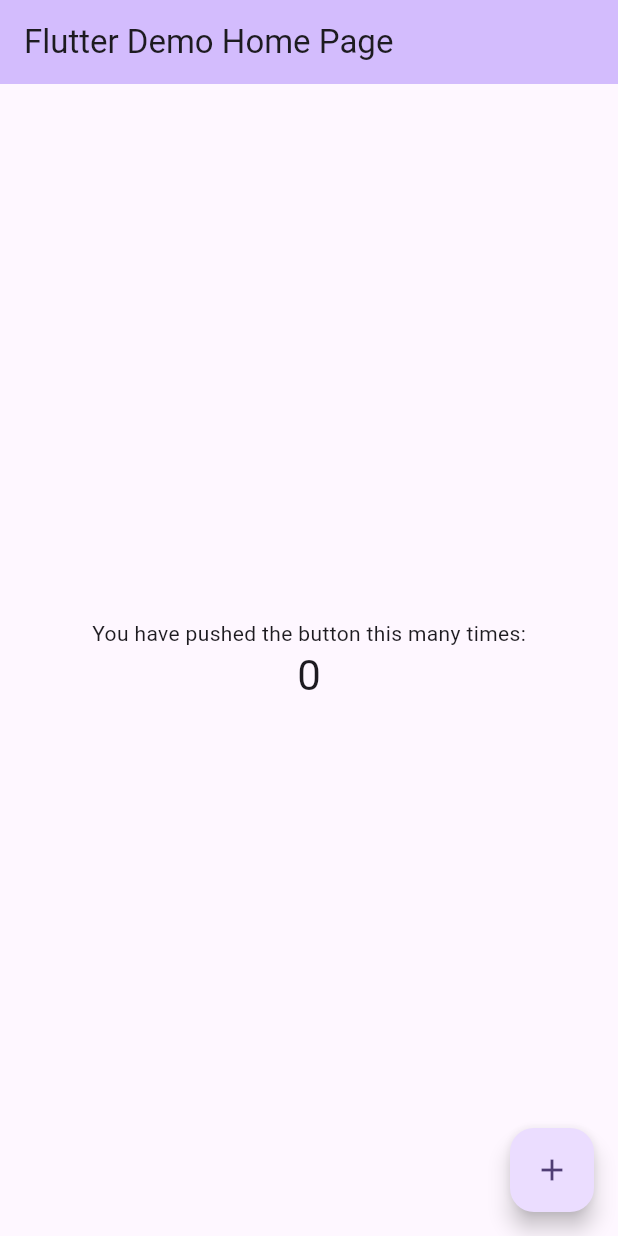
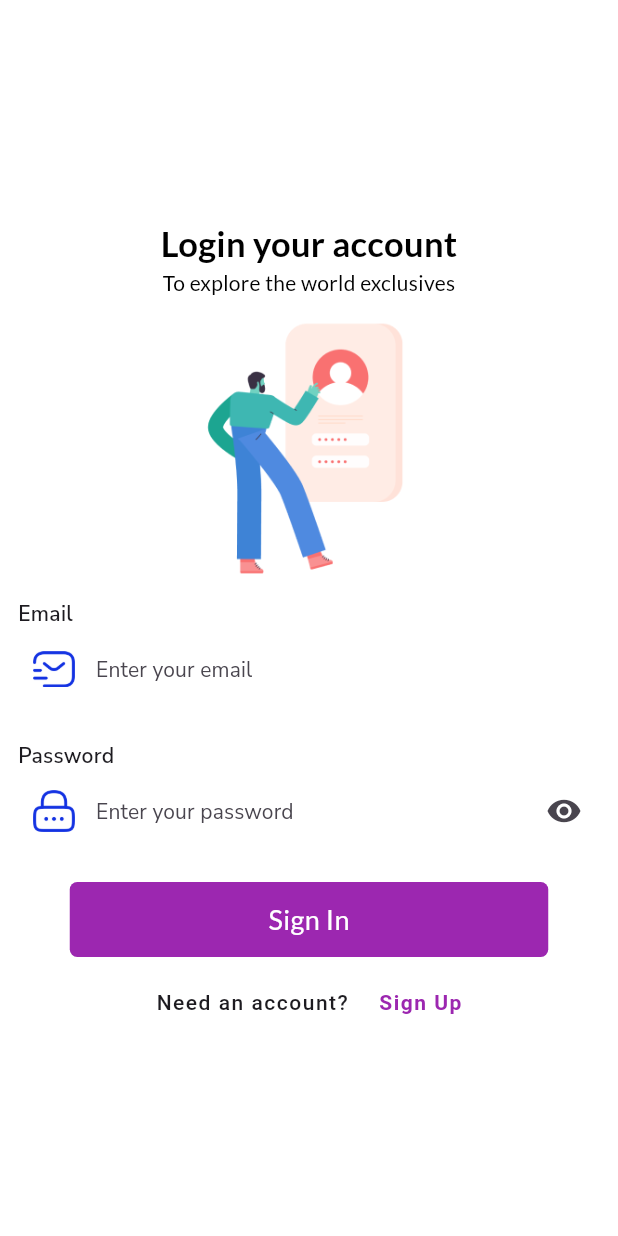
Before and after one commit to theplayernumberzero/Flutter_Multi_Store_App, a Flutter app: the screen it shows after launch, on a phone screen of 412 x 824 dp. Run offline on Flutter 3.47's test engine with Material 3 defaults, Android fonts, the phone set to English and light mode, and no system bars; our stand-ins replace google_fonts.

Commit message:
Authentication UI added

```diff
--- a/mac_store_app/lib/main.dart
+++ b/mac_store_app/lib/main.dart
@@ -1,4 +1,5 @@
 import 'package:flutter/material.dart';
+import 'package:mac_store_app/views/screens/authentication_screens/login_screen.dart';
 
 void main() {
   runApp(const MyApp());
@@ -11,115 +12,12 @@ class MyApp extends StatelessWidget {
   @override
   Widget build(BuildContext context) {
     return MaterialApp(
-      title: 'Flutter Demo',
-      theme: ThemeData(
-        // This is the theme of your application.
-        //
-        // TRY THIS: Try running your application with "flutter run". You'll see
-        // the application has a purple toolbar. Then, without quitting the app,
-        // try changing the seedColor in the colorScheme below to Colors.green
-        // and then invoke "hot reload" (save your changes or press the "hot
-        // reload" button in a Flutter-supported IDE, or press "r" if you used
-        // the command line to start the app).
-        //
-        // Notice that the counter didn't reset back to zero; the application
-        // state is not lost during the reload. To reset the state, use hot
-        // restart instead.
-        //
-        // This works for code too, not just values: Most code changes can be
-        // tested with just a hot reload.
-        colorScheme: ColorScheme.fromSeed(seedColor: Colors.deepPurple),
-        useMaterial3: true,
-      ),
-      home: const MyHomePage(title: 'Flutter Demo Home Page'),
-    );
+        title: 'Flutter Demo',
+        debugShowCheckedModeBanner: false,
+        theme: ThemeData(
+          colorScheme: ColorScheme.fromSeed(seedColor: Colors.deepPurple),
+          useMaterial3: true,
+        ),
+        home: LoginScreen());
   }
 }
-
-class MyHomePage extends StatefulWidget {
-  const MyHomePage({super.key, required this.title});
-
-  // This widget is the home page of your application. It is stateful, meaning
-  // that it has a State object (defined below) that contains fields that affect
-  // how it looks.
-
-  // This class is the configuration for the state. It holds the values (in this
-  // case the title) provided by the parent (in this case the App widget) and
-  // used by the build method of the State. Fields in a Widget subclass are
-  // always marked "final".
-
-  final String title;
-
-  @override
-  State<MyHomePage> createState() => _MyHomePageState();
-}
-
-class _MyHomePageState extends State<MyHomePage> {
-  int _counter = 0;
-
-  void _incrementCounter() {
-    setState(() {
-      // This call to setState tells the Flutter framework that something has
-      // changed in this State, which causes it to rerun the build method below
-      // so that the display can reflect the updated values. If we changed
-      // _counter without calling setState(), then the build method would not be
-      // called again, and so nothing would appear to happen.
-      _counter++;
-    });
-  }
-
-  @override
-  Widget build(BuildContext context) {
-    // This method is rerun every time setState is called, for instance as done
-    // by the _incrementCounter method above.
-    //
-    // The Flutter framework has been optimized to make rerunning build methods
-    // fast, so that you can just rebuild anything that needs updating rather
-    // than having to individually change instances of widgets.
-    return Scaffold(
-      appBar: AppBar(
-        // TRY THIS: Try changing the color here to a specific color (to
-        // Colors.amber, perhaps?) and trigger a hot reload to see the AppBar
-        // change color while the other colors stay the same.
-        backgroundColor: Theme.of(context).colorScheme.inversePrimary,
-        // Here we take the value from the MyHomePage object that was created by
-        // the App.build method, and use it to set our appbar title.
-        title: Text(widget.title),
-      ),
-      body: Center(
-        // Center is a layout widget. It takes a single child and positions it
-        // in the middle of the parent.
-        child: Column(
-          // Column is also a layout widget. It takes a list of children and
-          // arranges them vertically. By default, it sizes itself to fit its
-          // children horizontally, and tries to be as tall as its parent.
-          //
-          // Column has various properties to control how it sizes itself and
-          // how it positions its children. Here we use mainAxisAlignment to
-          // center the children vertically; the main axis here is the vertical
-          // axis because Columns are vertical (the cross axis would be
-          // horizontal).
-          //
-          // TRY THIS: Invoke "debug painting" (choose the "Toggle Debug Paint"
-          // action in the IDE, or press "p" in the console), to see the
-          // wireframe for each widget.
-          mainAxisAlignment: MainAxisAlignment.center,
-          children: <Widget>[
-            const Text(
-              'You have pushed the button this many times:',
-            ),
-            Text(
-              '$_counter',
-              style: Theme.of(context).textTheme.headlineMedium,
-            ),
-          ],
-        ),
-      ),
-      floatingActionButton: FloatingActionButton(
-        onPressed: _incrementCounter,
-        tooltip: 'Increment',
-        child: const Icon(Icons.add),
-      ), // This trailing comma makes auto-formatting nicer for build methods.
-    );
-  }
-}
--- /dev/null
+++ b/mac_store_app/lib/views/screens/authentication_screens/login_screen.dart
@@ -0,0 +1,150 @@
+import 'package:flutter/material.dart';
+import 'package:google_fonts/google_fonts.dart';
+import 'package:mac_store_app/views/screens/authentication_screens/register_screen.dart';
+
+class LoginScreen extends StatelessWidget {
+  const LoginScreen({super.key});
+
+  @override
+  Widget build(BuildContext context) {
+    return Scaffold(
+      backgroundColor: Colors.white.withOpacity(0.95),
+      body: Padding(
+        padding: const EdgeInsets.all(12.0),
+        child: Center(
+          //horizontally centered
+          child: Column(
+            mainAxisAlignment: MainAxisAlignment.center,
+            children: [
+              Text(
+                "Login your account",
+                style: GoogleFonts.getFont(
+                    //Font proporty as first parameter
+                    'Lato',
+                    color: Colors.black,
+                    fontWeight: FontWeight.bold,
+                    letterSpacing: 0.2,
+                    fontSize: 23),
+              ),
+              Text(
+                "To explore the world exclusives",
+                style: GoogleFonts.getFont('Lato',
+                    color: Colors.black, fontSize: 14, letterSpacing: 0.2),
+              ),
+              Image.asset(
+                "assets/images/Illustration.png",
+                width: 200,
+                height: 200,
+              ),
+              Align(
+                alignment: Alignment.topLeft,
+                child: Text(
+                  "Email",
+                  style: GoogleFonts.getFont('Nunito Sans',
+                      fontWeight: FontWeight.w600, letterSpacing: 0.2),
+                ),
+              ),
+              TextFormField(
+                decoration: InputDecoration(
+                    fillColor: Colors.white,
+                    filled: true,
+                    border: OutlineInputBorder(
+                        borderRadius: BorderRadius.circular(9)),
+                    focusedBorder: InputBorder.none,
+                    enabledBorder: InputBorder.none,
+                    labelText: "Enter your email",
+                    labelStyle: GoogleFonts.getFont('Nunito Sans',
+                        fontSize: 14, letterSpacing: 0.1),
+                    prefixIcon: Padding(
+                      padding: const EdgeInsets.all(10.0),
+                      child: Image.asset(
+                        "assets/icons/email.png",
+                        width: 20,
+                        height: 20,
+                      ),
+                    )),
+              ),
+              SizedBox(
+                height: 20,
+              ),
+              Align(
+                alignment: Alignment.topLeft,
+                child: Text(
+                  "Password",
+                  style: GoogleFonts.getFont('Nunito Sans',
+                      fontWeight: FontWeight.w600, letterSpacing: 0.2),
+                ),
+              ),
+              TextFormField(
+                decoration: InputDecoration(
+                    fillColor: Colors.white,
+                    filled: true,
+                    border: OutlineInputBorder(
+                        borderRadius: BorderRadius.circular(9)),
+                    focusedBorder: InputBorder.none,
+                    enabledBorder: InputBorder.none,
+                    labelText: "Enter your password",
+                    labelStyle: GoogleFonts.getFont('Nunito Sans',
+                        fontSize: 14, letterSpacing: 0.1),
+                    prefixIcon: Padding(
+                      padding: const EdgeInsets.all(10.0),
+                      child: Image.asset(
+                        "assets/icons/password.png",
+                        width: 20,
+                        height: 20,
+                      ),
+                    ),
+                    suffixIcon: Icon(Icons.visibility)),
+              ),
+              SizedBox(
+                height: 20,
+              ),
+              Container(
+                width: 319,
+                height: 50,
+                decoration: BoxDecoration(
+                    borderRadius: BorderRadius.circular(5),
+                    color: Colors.purple),
+                child: Center(
+                    child: Text(
+                  "Sign In",
+                  style: GoogleFonts.getFont('Lato',
+                      fontSize: 18,
+                      //fontWeight: FontWeight.bold,
+                      color: Colors.white),
+                )),
+              ),
+              SizedBox(
+                height: 20,
+              ),
+              Row(
+                mainAxisAlignment: MainAxisAlignment.center,
+                children: [
+                  Text("Need an account?",
+                      style: GoogleFonts.roboto(
+                          fontWeight: FontWeight.w500, letterSpacing: 1)),
+                  SizedBox(
+                    width: 20,
+                  ),
+                  GestureDetector(
+                    onTap: () {
+                      Navigator.push(
+                          context,
+                          MaterialPageRoute(
+                              builder: (context) => RegisterScreen()));
+                    },
+                    child: Text("Sign Up",
+                        style: GoogleFonts.roboto(
+                            color: Colors.purple,
+                            fontWeight: FontWeight.bold,
+                            letterSpacing: 1)),
+                  )
+                ],
+              ),
+            ],
+          ),
+        ),
+      ),
+    );
+  }
+}
```
Also changed, not shown: mac_store_app/lib/views/screens/authentication_screens/register_screen.dart (added, +181 -0 lines), 3 other files.
